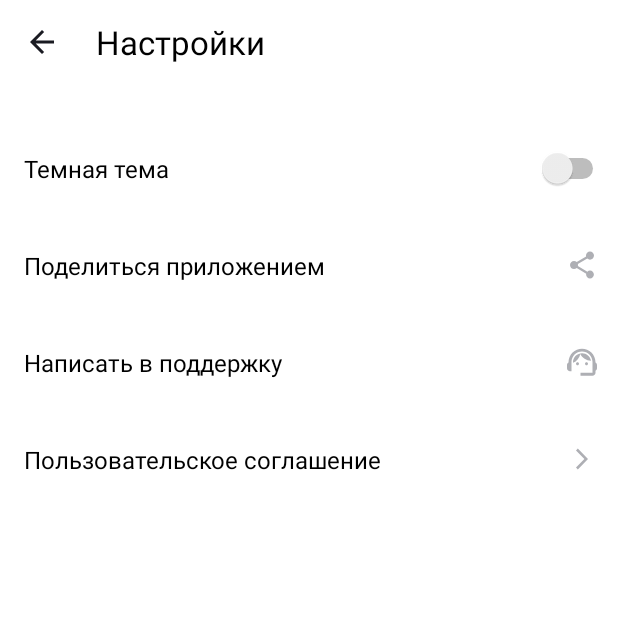
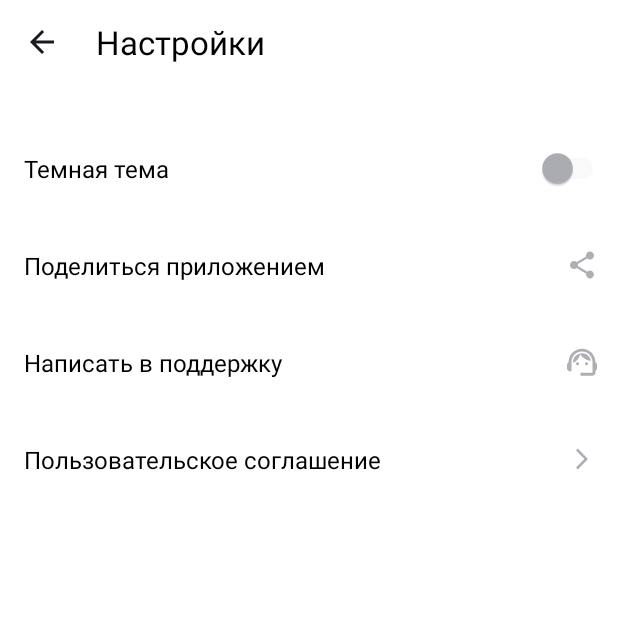
Before and after one commit to SGerashchenko/PlaylistMaker2, an Android app: the SettingsActivity screen opened directly, with no data from a screen before it, on a phone screen of 412 x 824 dp, the top half of it. Run offline under Robolectric (Android 15) with nearby library versions, the phone set to English and light mode, and no system bars.

Commit message:
First commit

```diff
--- /dev/null
+++ b/app/src/main/res/color/switch_thumb_color.xml
@@ -0,0 +1,5 @@
+<?xml version="1.0" encoding="utf-8"?>
+<selector xmlns:android="http://schemas.android.com/apk/res/android">
+    <item android:color="#3772E7"  android:state_checked="true" />
+    <item android:color="#AEAFB4"  android:state_checked="false" />
+</selector>
--- /dev/null
+++ b/app/src/main/res/color/switch_track_color.xml
@@ -0,0 +1,5 @@
+<?xml version="1.0" encoding="utf-8"?>
+<selector xmlns:android="http://schemas.android.com/apk/res/android">
+    <item android:color="#9FBBF3" android:state_checked="true" />
+    <item android:color="#E6E8EB" android:state_checked="false" />
+</selector>
--- a/app/src/main/res/layout/activity_settings.xml
+++ b/app/src/main/res/layout/activity_settings.xml
@@ -1,6 +1,6 @@
 <?xml version="1.0" encoding="utf-8"?>
-<LinearLayout
-    xmlns:android="http://schemas.android.com/apk/res/android"
+<LinearLayout xmlns:android="http://schemas.android.com/apk/res/android"
+    xmlns:tools="http://schemas.android.com/tools"
     android:layout_width="match_parent"
     android:layout_height="match_parent"
     android:orientation="vertical"
@@ -52,7 +52,11 @@
         <Switch
             android:layout_width="wrap_content"
             android:layout_height="wrap_content"
-            android:paddingEnd="6dp"/>
+            android:paddingEnd="6dp"
+            android:thumbTint="@color/switch_thumb_color"
+            android:trackTint="@color/switch_track_color"/>
+            tools:ignore="RtlSymmetry,UseSwitchCompatOrMaterialXml" />
+
     </LinearLayout>
 
     <LinearLayout
--- a/app/src/main/res/values/colors.xml
+++ b/app/src/main/res/values/colors.xml
@@ -4,4 +4,6 @@
     <color name="white">#FFFFFFFF</color>
     <color name="blue">#3772E7</color>
     <color name="grey">#AEAFB4</color>
-</resources>
+    <color name="switch_on_color">#3772E7</color>
+    <color name="switch_track">#AEAFB4</color>
+    </resources>
```
